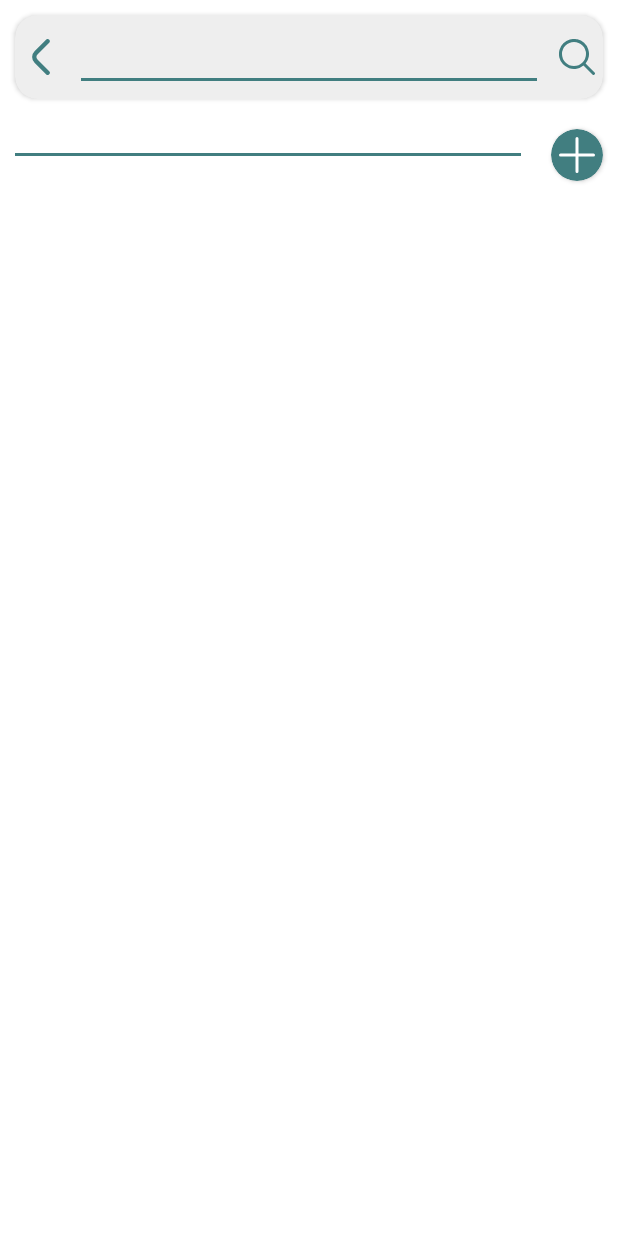
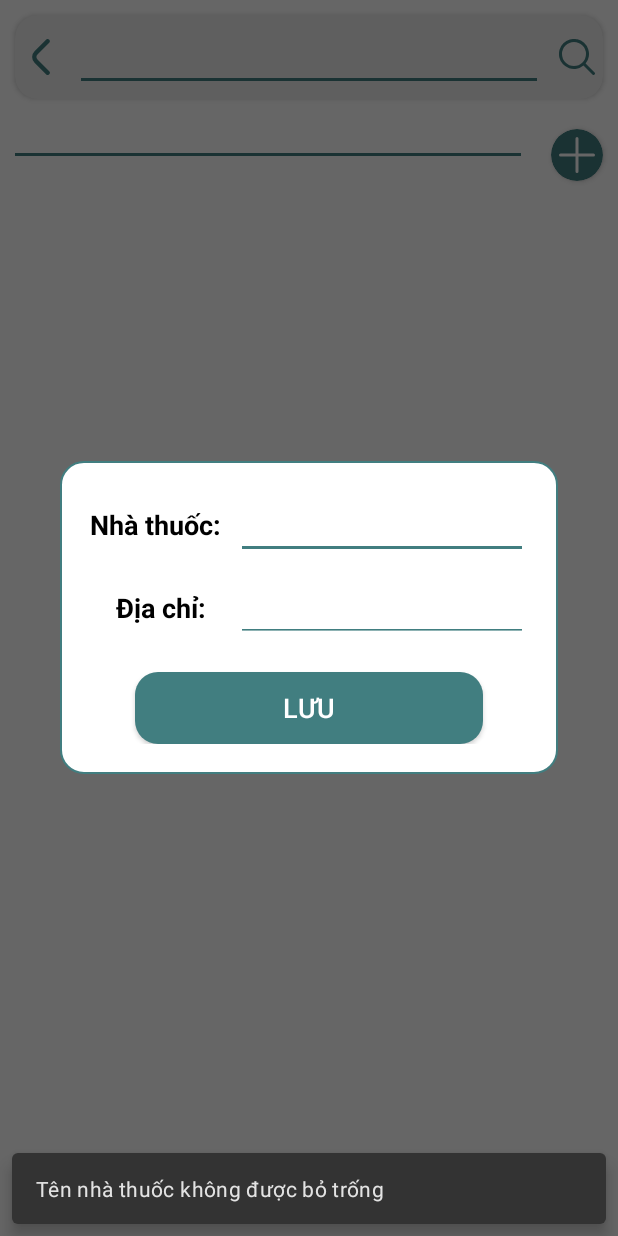
Before and after one commit to tiennhot23/DrugStoreManagement, an Android app: the DrugStoreActivity screen opened directly, with no data from a screen before it, after a tap on "LƯU", on a phone screen of 412 x 824 dp. Run offline under Robolectric (Android 15) with nearby library versions, the phone set to English and light mode, and no system bars; 1 other tap on this screen came first.

Commit message:
fix snackbar in dialog

```diff
--- a/app/src/main/java/com/example/drugstoremanagement/data/db/AppDatabase.java
+++ b/app/src/main/java/com/example/drugstoremanagement/data/db/AppDatabase.java
@@ -4,6 +4,7 @@ import android.content.Context;
 import androidx.room.Database;
 import androidx.room.Room;
 import androidx.room.RoomDatabase;
+import com.example.drugstoremanagement.data.db.dao.DrugStoreDao;
 import com.example.drugstoremanagement.data.db.dao.HistorySearchDao;
 import com.example.drugstoremanagement.data.db.model.*;
 
@@ -14,6 +15,8 @@ import java.util.concurrent.Executors;
 public abstract class AppDatabase extends RoomDatabase {
 
     public abstract HistorySearchDao historySearchDao();
+
+    public abstract DrugStoreDao drugStoreDao();
 
     private static volatile AppDatabase instance;
 
--- /dev/null
+++ b/app/src/main/java/com/example/drugstoremanagement/ui/base/BaseDialog.java
@@ -0,0 +1,57 @@
+package com.example.drugstoremanagement.ui.base;
+
+import android.app.Dialog;
+import android.app.ProgressDialog;
+import android.content.Context;
+import android.graphics.Color;
+import android.graphics.drawable.ColorDrawable;
+import android.view.View;
+import android.widget.TextView;
+import androidx.annotation.NonNull;
+import androidx.core.content.ContextCompat;
+import com.example.drugstoremanagement.R;
+import com.google.android.material.snackbar.Snackbar;
+
+public abstract class BaseDialog extends Dialog {
+
+    public BaseDialog(@NonNull Context context) {
+        super(context);
+    }
+
+    private void showSnackBar(String message) {
+        Snackbar snackbar = Snackbar.make(findViewById(android.R.id.content),
+                message, Snackbar.LENGTH_SHORT);
+        View sbView = snackbar.getView();
+        TextView textView = (TextView) sbView
+                .findViewById(R.id.snackbar_text);
+        textView.setTextColor(ContextCompat.getColor(getContext(), R.color.white));
+        snackbar.show();
+    }
+
+
+    public void openLoginActivityOnTokenExpire() {
+
+    }
+
+    public void onError(int resId) {
+        onError(getContext().getString(resId));
+    }
+
+    public void onError(String message) {
+        if (message != null) {
+            showSnackBar(message);
+        } else {
+            showSnackBar(getContext().getString(R.string.something_wrong));
+        }
+    }
+
+    public void showMessage(String message) {
+        showSnackBar(message);
+    }
+
+    public void showMessage(int resId) {
+        showMessage(getContext().getString(resId));
+    }
+
+    protected abstract void setup();
+}
--- a/app/src/main/java/com/example/drugstoremanagement/ui/drugstore/DrugStoreActivity.java
+++ b/app/src/main/java/com/example/drugstoremanagement/ui/drugstore/DrugStoreActivity.java
@@ -1,5 +1,6 @@
 package com.example.drugstoremanagement.ui.drugstore;
 
+import android.annotation.SuppressLint;
 import android.app.Dialog;
 import android.content.Intent;
 import android.view.View;
@@ -12,6 +13,7 @@ import android.os.Bundle;
 import androidx.recyclerview.widget.RecyclerView;
 import com.example.drugstoremanagement.R;
 import com.example.drugstoremanagement.data.DataManager;
+import com.example.drugstoremanagement.data.db.model.DrugStore;
 import com.example.drugstoremanagement.ui.base.BaseActivity;
 
 public class DrugStoreActivity extends BaseActivity implements View.OnClickListener {
@@ -19,7 +21,8 @@ public class DrugStoreActivity extends BaseActivity implements View.OnClickListe
     private EditText edtSearch;
     private RecyclerView recycler;
     private ImageView btnAdd;
-    private Dialog dialogDrugStore;
+    private ImageView btnBack;
+    private DrugStoreDialog dialogDrugStore;
 
     @Override
     protected void onCreate(Bundle savedInstanceState) {
@@ -37,36 +40,30 @@ public class DrugStoreActivity extends BaseActivity implements View.OnClickListe
             return true;
         });
         btnAdd.setOnClickListener(this);
+        btnBack.setOnClickListener(this);
 
-        dialogDrugStore = new Dialog(this);
-        dialogDrugStore.setContentView(R.layout.drug_store_dialog);
-        dialogDrugStore.getWindow().setBackgroundDrawableResource(R.color.transparent);
-        dialogDrugStore.getWindow().setLayout(ViewGroup.LayoutParams.MATCH_PARENT, ViewGroup.LayoutParams.WRAP_CONTENT);
-        dialogDrugStore.getWindow().getAttributes().windowAnimations = R.style.FadeAnimation;
-        dialogDrugStore.setCancelable(false);
-        dialogDrugStore.setCanceledOnTouchOutside(false);
-
-        Button save = dialogDrugStore.findViewById(R.id.btn_save);
-        save.setOnClickListener(v -> {
-            dialogDrugStore.dismiss();
-        });
     }
 
     private void setupView() {
         edtSearch = findViewById(R.id.edt_search);
         recycler = findViewById(R.id.recycler);
         btnAdd = findViewById(R.id.btn_add);
+        btnBack = findViewById(R.id.btn_back);
     }
 
     private void search(String text) {
 
     }
 
+    @SuppressLint("NonConstantResourceId")
     @Override
     public void onClick(View view) {
         switch (view.getId()) {
             case R.id.btn_add:
                 openDrugStoreDialog();
+                break;
+            case R.id.btn_back:
+                finish();
                 break;
             default:
                 break;
@@ -74,6 +71,7 @@ public class DrugStoreActivity extends BaseActivity implements View.OnClickListe
     }
 
     private void openDrugStoreDialog() {
+        dialogDrugStore = new DrugStoreDialog(this, new DrugStore());
         dialogDrugStore.show();
     }
 }
--- /dev/null
+++ b/app/src/main/res/anim/anim_dialog_dismiss.xml
@@ -0,0 +1,11 @@
+<?xml version="1.0" encoding="utf-8"?>
+<set xmlns:android="http://schemas.android.com/apk/res/android">
+    <scale
+        android:duration = "700"
+        android:fromXScale = "1"
+        android:toXScale = "0"
+        android:fromYScale = "1"
+        android:toYScale = "0"
+        android:pivotX = "50%"
+        android:pivotY = "50%"/>
+</set>
--- /dev/null
+++ b/app/src/main/res/anim/anim_dialog_show.xml
@@ -0,0 +1,13 @@
+<?xml version="1.0" encoding="utf-8"?>
+<set xmlns:android="http://schemas.android.com/apk/res/android">
+
+    <scale
+        android:duration = "900"
+        android:fromXScale = "0"
+        android:toXScale = "1"
+        android:fromYScale = "0"
+        android:toYScale = "1"
+        android:pivotX = "50%"
+        android:pivotY = "50%"/>
+
+</set>
--- a/app/src/main/res/layout/drug_store_dialog.xml
+++ b/app/src/main/res/layout/drug_store_dialog.xml
@@ -2,13 +2,14 @@
 <LinearLayout xmlns:android="http://schemas.android.com/apk/res/android"
     xmlns:app="http://schemas.android.com/apk/res-auto"
     android:layout_width="match_parent"
-    android:layout_height="wrap_content">
+    android:layout_height="match_parent">
     <LinearLayout
         android:layout_width="match_parent"
         android:layout_height="wrap_content"
         android:orientation="vertical"
         android:background="@drawable/dialog_background"
         android:padding="20dp"
+        android:layout_gravity="center"
         android:layout_margin="40dp">
         <RelativeLayout
             android:layout_width="match_parent"
@@ -52,12 +53,12 @@
                 android:textStyle="bold" />
 
             <EditText
-                android:layout_marginTop="10dp"
                 android:id="@+id/edt_address"
                 android:layout_width="match_parent"
                 android:layout_height="wrap_content"
                 android:textSize="@dimen/text_normal"
                 android:layout_below="@id/edt_drugstore_name"
+                android:layout_marginTop="10dp"
                 android:layout_alignStart="@id/edt_drugstore_name"
                 style="@style/MyEditText"/>
 
--- a/app/src/main/res/values/strings.xml
+++ b/app/src/main/res/values/strings.xml
@@ -10,4 +10,11 @@
     <string name="save">Lưu</string>
 
 
+    <!-- operation -->
+    <string name="save_success">Lưu thành công</string>
+    <string name="save_fail">Lưu thất bại</string>
+
+    <!-- validate -->
+    <string name="empty_drugstore_name">Tên nhà thuốc không được bỏ trống</string>
+    <string name="empty_address">Địa chỉ không được bỏ trống</string>
 </resources>
--- a/app/src/main/res/values/styles.xml
+++ b/app/src/main/res/values/styles.xml
@@ -12,7 +12,11 @@
         <item name="android:textColor">@color/light_text</item>
     </style>
 
-    <style name="FadeAnimation">
+    <style name="ZoomAnimation">
+        <item name="android:windowEnterAnimation">@anim/anim_dialog_show</item>
+        <item name="android:windowExitAnimation">@anim/anim_dialog_dismiss</item>
+    </style>
+    <style name="ActivityAnimation">
         <item name="android:windowEnterAnimation">@android:anim/fade_in</item>
         <item name="android:windowExitAnimation">@android:anim/fade_out</item>
     </style>
--- a/app/src/main/res/values/themes.xml
+++ b/app/src/main/res/values/themes.xml
@@ -4,6 +4,6 @@
         <item name="colorPrimary">@color/dark_primary</item>
         <item name="colorOnPrimary">@color/dark_text</item>
         <item name="android:statusBarColor" tools:targetApi="l">@color/dark_primary</item>
-        <item name="android:windowAnimationStyle">@style/FadeAnimation</item>
+        <item name="android:windowAnimationStyle">@style/ActivityAnimation</item>
     </style>
 </resources>
```
Also changed, not shown: app/src/main/java/com/example/drugstoremanagement/data/DataManager.java (+10 -0 lines), app/src/main/java/com/example/drugstoremanagement/data/db/DBHelper.java (+46 -2 lines), app/src/main/java/com/example/drugstoremanagement/data/db/dao/DrugStoreDao.java (+5 -5 lines), app/src/main/java/com/example/drugstoremanagement/ui/drugstore/DrugStoreDialog.java (added, +91 -0 lines).
